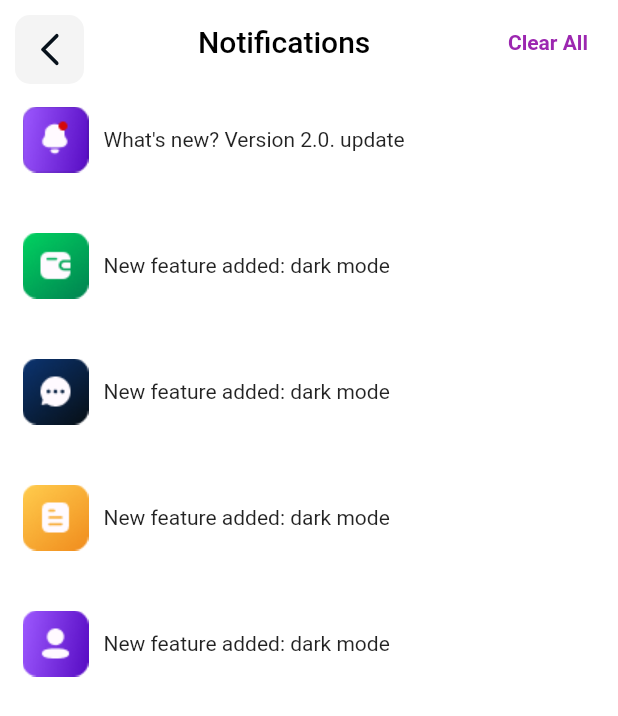
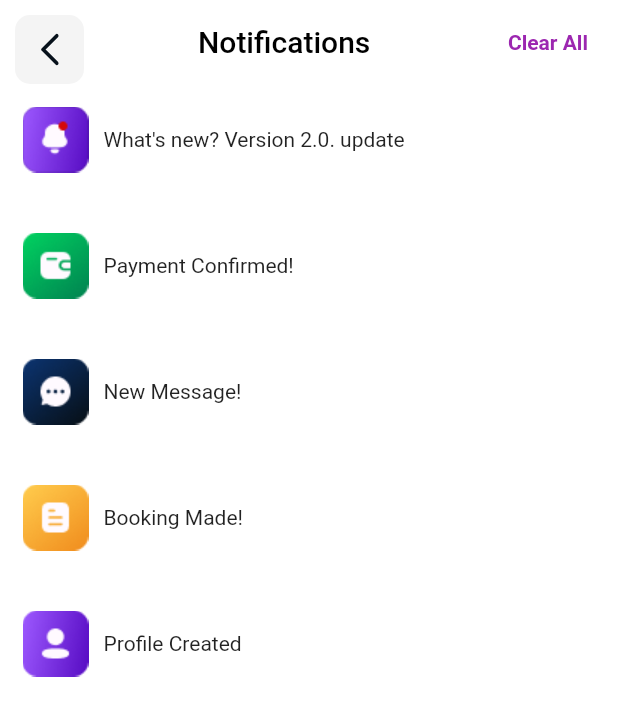
Before and after one commit to iyamujoshua/new_ondemand, a Flutter app: the noti screen opened by its route, on a phone screen of 412 x 824 dp. Shown: the top 716 px of the screen. Run offline on Flutter 3.47's test engine with Material 2 defaults, Android fonts, the light colour scheme and no system bars; our stand-ins replace flutter_svg, font_awesome_flutter, intl_phone_field, pinput, smooth_page_indicator; missing offline and left inert: custom_signin_buttons.

Commit message:
notification update

```diff
--- a/lib/screens/homepage/notification.dart
+++ b/lib/screens/homepage/notification.dart
@@ -159,7 +159,7 @@ class _notiState extends State<noti> {
             Image.asset("asset/payment.png"),
             Padding(
               padding: const EdgeInsets.only(left:10),
-              child: Text("New feature added: dark mode"),
+              child: Text("Payment Confirmed!"),
             ),
           ],
         ),
@@ -173,7 +173,7 @@ class _notiState extends State<noti> {
             Image.asset("asset/message.png"),
             Padding(
               padding: const EdgeInsets.only(left:10),
-              child: Text("New feature added: dark mode"),
+              child: Text("New Message!"),
             ),
           ],
         ),
@@ -187,7 +187,7 @@ class _notiState extends State<noti> {
             Image.asset("asset/bmade.png"),
             Padding(
               padding: const EdgeInsets.only(left:10),
-              child: Text("New feature added: dark mode"),
+              child: Text("Booking Made!"),
             ),
           ],
         ),
@@ -200,7 +200,7 @@ class _notiState extends State<noti> {
             Image.asset("asset/pcreated.png"),
             Padding(
               padding: const EdgeInsets.only(left:10),
-              child: Text("New feature added: dark mode"),
+              child: Text("Profile Created"),
             ),
           ],
         ),
```
